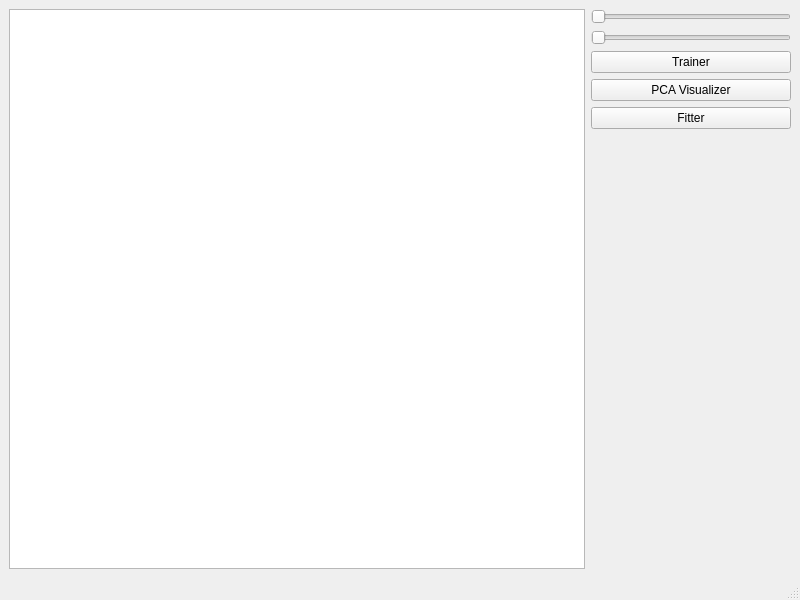
This is gui/qt/mainwindow.ui in BetaRavener/TeethCV as Qt 5 draws it before an edit. The edited form follows.
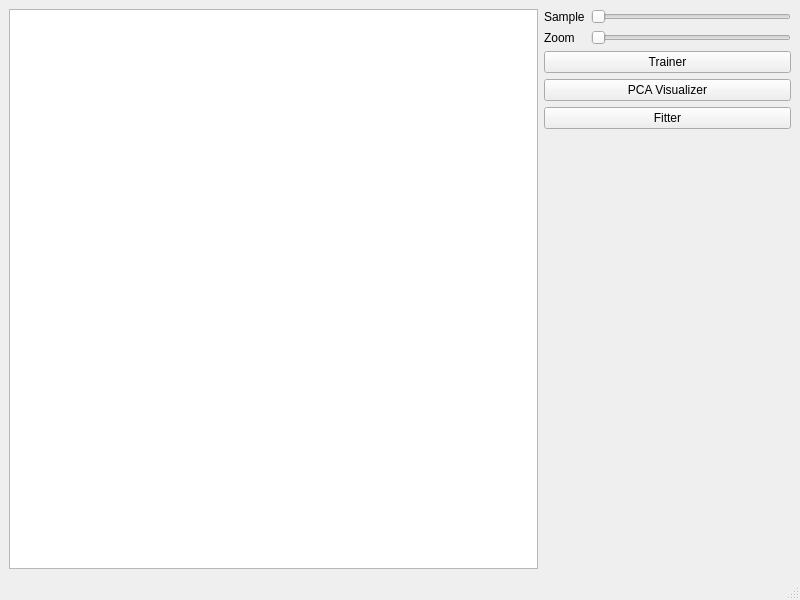
This is the edited form.

```diff
--- a/gui/qt/mainwindow.ui
+++ b/gui/qt/mainwindow.ui
@@ -27,6 +27,18 @@
        <number>0</number>
       </property>
       <item>
+       <layout class="QHBoxLayout" name="horizontalLayout_2">
+        <property name="topMargin">
+         <number>0</number>
+        </property>
+        <item>
+         <widget class="QLabel" name="label_2">
+          <property name="text">
+           <string>Sample</string>
+          </property>
+         </widget>
+        </item>
+        <item>
        <widget class="QSlider" name="radiographSlider">
         <property name="sizePolicy">
          <sizepolicy hsizetype="Minimum" vsizetype="Fixed">
@@ -45,6 +57,20 @@
         </property>
        </widget>
       </item>
+       </layout>
+      </item>
+      <item>
+       <layout class="QHBoxLayout" name="horizontalLayout_3">
+        <property name="topMargin">
+         <number>0</number>
+        </property>
+        <item>
+         <widget class="QLabel" name="label">
+          <property name="text">
+           <string>Zoom</string>
+          </property>
+         </widget>
+        </item>
       <item>
        <widget class="QSlider" name="zoomSlider">
         <property name="sizePolicy">
@@ -63,6 +89,8 @@
          <enum>Qt::Horizontal</enum>
         </property>
        </widget>
+        </item>
+       </layout>
       </item>
       <item>
        <widget class="QPushButton" name="trainerButton">
```
Lines whose indentation alone changed are shown as unchanged.
